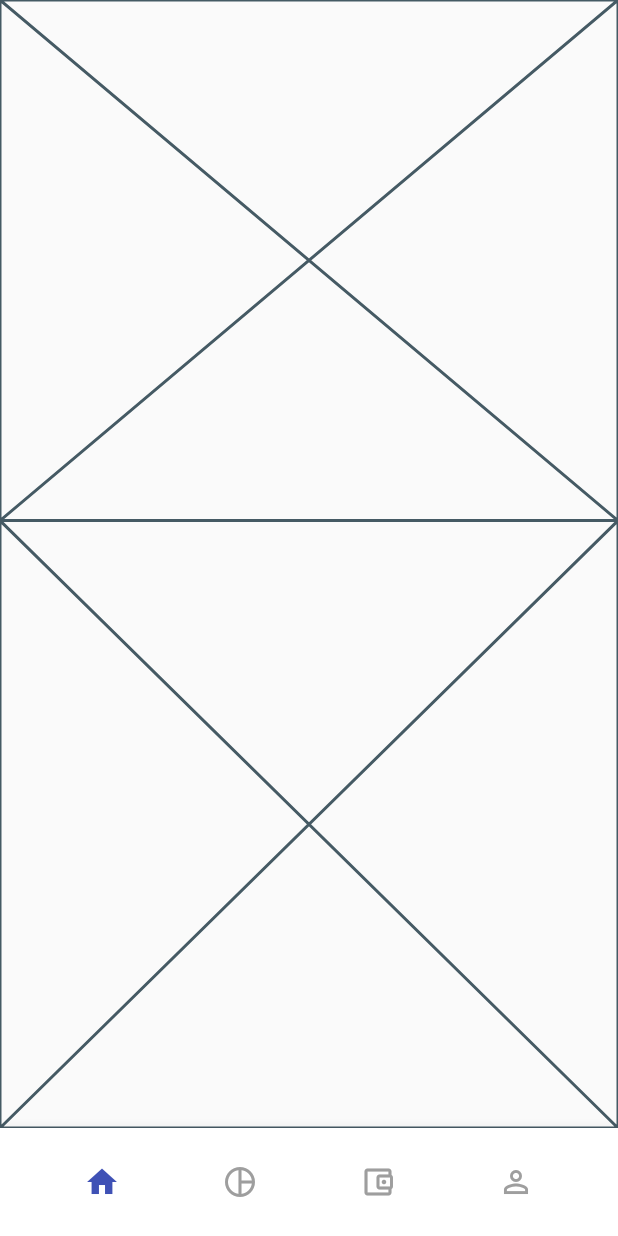
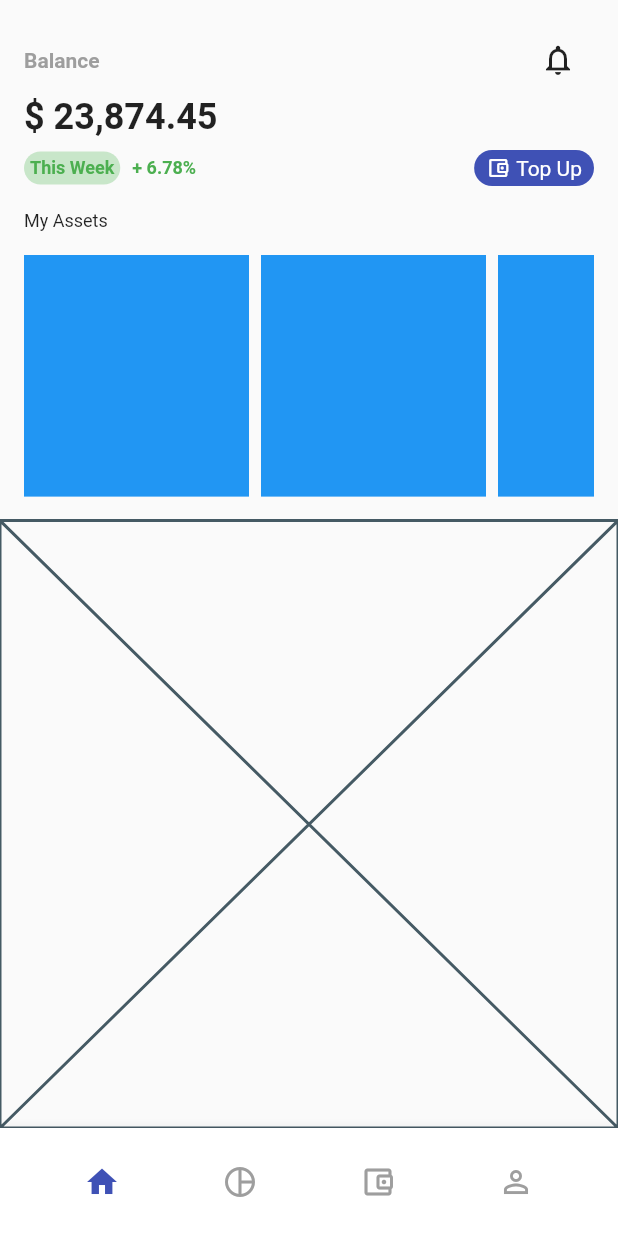
Before and after one commit to QD1221/crypto_app, a Flutter app: the screen it shows after launch, on a phone screen of 412 x 824 dp. Run offline on Flutter 3.47's test engine with Material 2 defaults, Android fonts, the phone set to English and light mode, and no system bars.

Commit message:
2nd commit

```diff
--- a/lib/ui/main_page.dart
+++ b/lib/ui/main_page.dart
@@ -17,7 +17,124 @@ class _MainPageState extends State<MainPage> {
           children: [
             Expanded(
               flex: 6,
-              child: Placeholder(),
+              child: Padding(
+                padding: const EdgeInsets.all(16),
+                child: Column(
+                  crossAxisAlignment: CrossAxisAlignment.start,
+                  children: [
+                    Row(
+                      mainAxisAlignment: MainAxisAlignment.spaceBetween,
+                      children: [
+                        Text(
+                          'Balance',
+                          style: TextStyle(
+                            fontSize: 14,
+                            color: Colors.grey,
+                            fontWeight: FontWeight.bold,
+                          ),
+                        ),
+                        IconButton(
+                          onPressed: () {},
+                          icon: Icon(Icons.notifications_outlined),
+                        ),
+                      ],
+                    ),
+
+                    Text(
+                      '\$ 23,874.45',
+                      style: TextStyle(
+                        fontSize: 24,
+                        fontWeight: FontWeight.bold,
+                      ),
+                    ),
+                    SizedBox(
+                      height: 8,
+                    ),
+                    Row(
+                      children: [
+                        Container(
+                          decoration: BoxDecoration(
+                            color: Colors.green[100],
+                            borderRadius: BorderRadius.circular(24),
+                          ),
+                          padding:
+                              EdgeInsets.symmetric(horizontal: 4, vertical: 4),
+                          child: Text(
+                            'This Week',
+                            style: TextStyle(
+                              fontSize: 12,
+                              color: Colors.green,
+                              fontWeight: FontWeight.bold,
+                            ),
+                          ),
+                        ),
+                        Padding(
+                          padding: const EdgeInsets.symmetric(horizontal: 8),
+                          child: Text(
+                            '+ 6.78% ',
+                            style: TextStyle(
+                              fontSize: 12,
+                              color: Colors.green,
+                              fontWeight: FontWeight.bold,
+                            ),
+                          ),
+                        ),
+                        Spacer(),
+                        Container(
+                          decoration: BoxDecoration(
+                              color: Colors.indigo,
+                              borderRadius: BorderRadius.circular(24)),
+                          padding:
+                              EdgeInsets.symmetric(horizontal: 8, vertical: 4),
+                          child: Row(
+                            children: [
+                              Icon(
+                                Icons.account_balance_wallet_outlined,
+                                color: Colors.white,
+                                size: 16,
+                              ),
+                              SizedBox(
+                                width: 4,
+                              ),
+                              Text(
+                                'Top Up',
+                                style: TextStyle(
+                                  fontSize: 14,
+                                  color: Colors.white,
+                                ),
+                              ),
+                            ],
+                          ),
+                        ),
+                      ],
+                    ),
+                    Padding(
+                      padding: const EdgeInsets.symmetric(vertical: 16),
+                      child: Text(
+                        'My Assets',
+                        style: TextStyle(
+                          fontSize: 12,
+                        ),
+                      ),
+                    ),
+                    Expanded(
+                      child: ListView.builder(
+                          scrollDirection: Axis.horizontal,
+                          itemBuilder: (context, index) {
+                            return Padding(
+                              padding: const EdgeInsets.only(right: 8),
+                              child: Container(
+                                width: 150,
+                                decoration: BoxDecoration(
+                                  color: Colors.blue,
+                                ),
+                              ),
+                            );
+                          }),
+                    )
+                  ],
+                ),
+              ),
             ),
             Expanded(
               flex: 7,
@@ -27,7 +144,7 @@ class _MainPageState extends State<MainPage> {
         ),
       ),
       bottomNavigationBar: BottomAppBar(
-        child: Container(
+        child: SizedBox(
           height: 72,
           child: ValueListenableBuilder<int>(
             valueListenable: _tabIndex,
```
